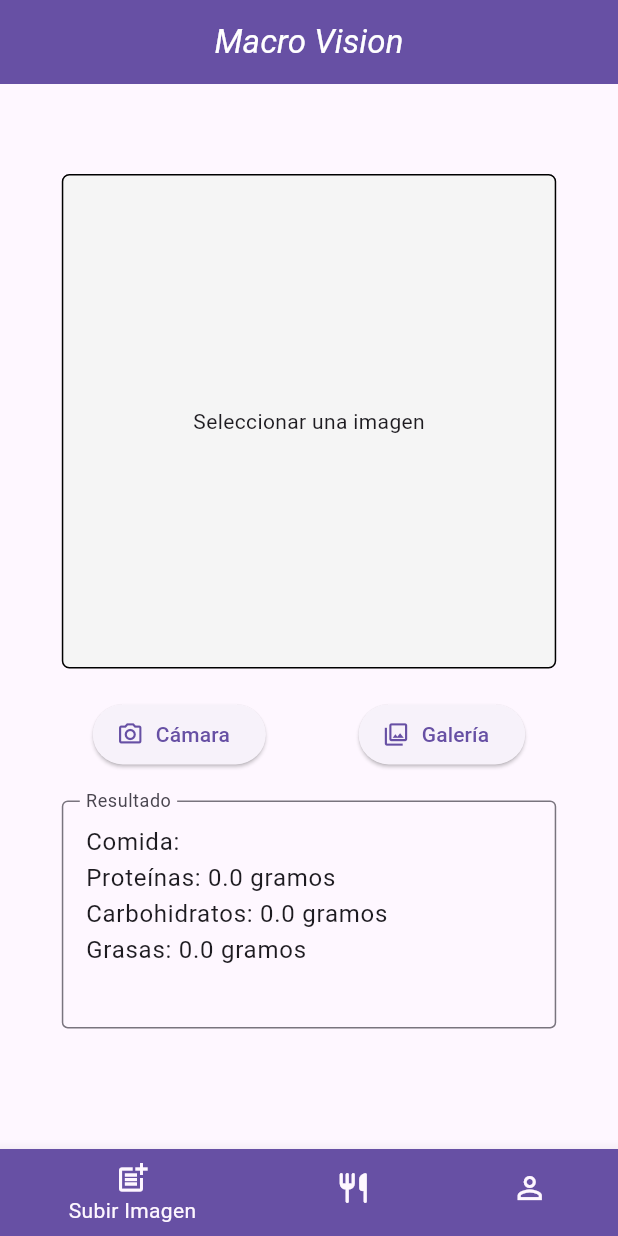
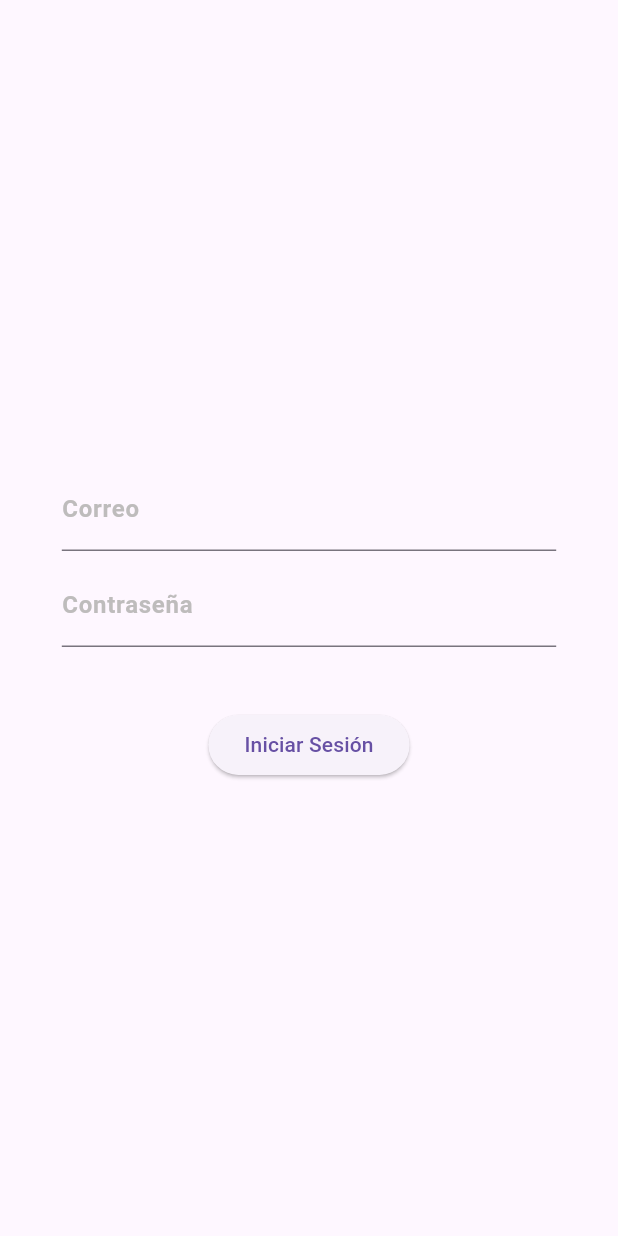
Before and after one commit to martinHW299/macro_vis, a Flutter app: the screen it shows after launch, on a phone screen of 412 x 824 dp. Run offline on Flutter 3.47's test engine with Material 3 defaults, Android fonts, the phone set to English and light mode, and no system bars; our stand-ins replace flutter_gemini, image_picker.

Commit message:
Login implementation without logic

```diff
--- a/lib/main.dart
+++ b/lib/main.dart
@@ -1,6 +1,6 @@
 import 'package:flutter/material.dart';
 import 'package:flutter_gemini/flutter_gemini.dart';
-import 'package:macro_vision_1/presentations/screens/main_screen.dart';
+import 'package:macro_vision_1/presentations/screens/login_screen.dart';
 import 'package:macro_vision_1/auth/keys.dart';
 
 void main() {
@@ -20,7 +20,7 @@ class MyApp extends StatelessWidget {
       theme: ThemeData(
         useMaterial3: true,
       ),
-      home: const MainScreen(),
+      home: const LoginScreen(),
     );
   }
 }
--- /dev/null
+++ b/lib/presentations/screens/login_screen.dart
@@ -0,0 +1,63 @@
+import 'package:flutter/material.dart';
+import 'package:macro_vision_1/presentations/screens/main_screen.dart';
+
+class LoginScreen extends StatefulWidget {
+  const LoginScreen({super.key});
+
+  @override
+  State<LoginScreen> createState() => _LoginScreenState();
+}
+
+class _LoginScreenState extends State<LoginScreen> {
+  @override
+  Widget build(BuildContext context) {
+    final size = MediaQuery.of(context).size;
+    return Scaffold(
+        body: Center(
+      child: Column(
+        mainAxisAlignment: MainAxisAlignment.center,
+        children: [
+          Padding(
+            padding: const EdgeInsets.all(8.0),
+            child: SizedBox(
+              width: size.width * 0.8,
+              child: TextField(
+                keyboardType: TextInputType.emailAddress,
+                decoration: const InputDecoration(
+                    labelText: 'Correo',
+                    labelStyle: TextStyle(
+                        color: Color(0XFFBEBCBC), fontWeight: FontWeight.w700)),
+                onChanged: (value) {},
+              ),
+            ),
+          ),
+          Padding(
+            padding: EdgeInsets.only(
+                left: size.width * 0.1,
+                right: size.width * 0.1,
+                bottom: size.height * 0.05),
+            child: SizedBox(
+              width: size.width * 0.8,
+              child: TextField(
+                keyboardType: TextInputType.emailAddress,
+                decoration: const InputDecoration(
+                    labelText: 'Contraseña',
+                    labelStyle: TextStyle(
+                        color: Color(0XFFBEBCBC), fontWeight: FontWeight.w700)),
+                onChanged: (value) {},
+              ),
+            ),
+          ),
+          ElevatedButton(
+              onPressed: () {
+                Navigator.push(
+                    context,
+                    MaterialPageRoute(
+                        builder: (context) => const MainScreen()));
+              },
+              child: const Text('Iniciar Sesión'))
+        ],
+      ),
+    ));
+  }
+}
--- a/lib/presentations/screens/main_screen.dart
+++ b/lib/presentations/screens/main_screen.dart
@@ -47,7 +47,7 @@ class _MainScreenState extends State<MainScreen> {
           BottomNavigationBarItem(
             icon: const Icon(Icons.post_add),
             activeIcon: const Icon(Icons.post_add),
-            label: 'Subir Imagen',
+            label: 'Subir Comida',
             backgroundColor: colors.primary,
           ),
           BottomNavigationBarItem(
--- /dev/null
+++ b/lib/presentations/views/login_view.dart
@@ -0,0 +1,15 @@
+import 'package:flutter/material.dart';
+
+class LoginView extends StatefulWidget {
+  const LoginView({super.key});
+
+  @override
+  State<LoginView> createState() => _LoginViewState();
+}
+
+class _LoginViewState extends State<LoginView> {
+  @override
+  Widget build(BuildContext context) {
+    throw UnimplementedError();
+  }
+}
```
Also changed, not shown: 4 other files.
